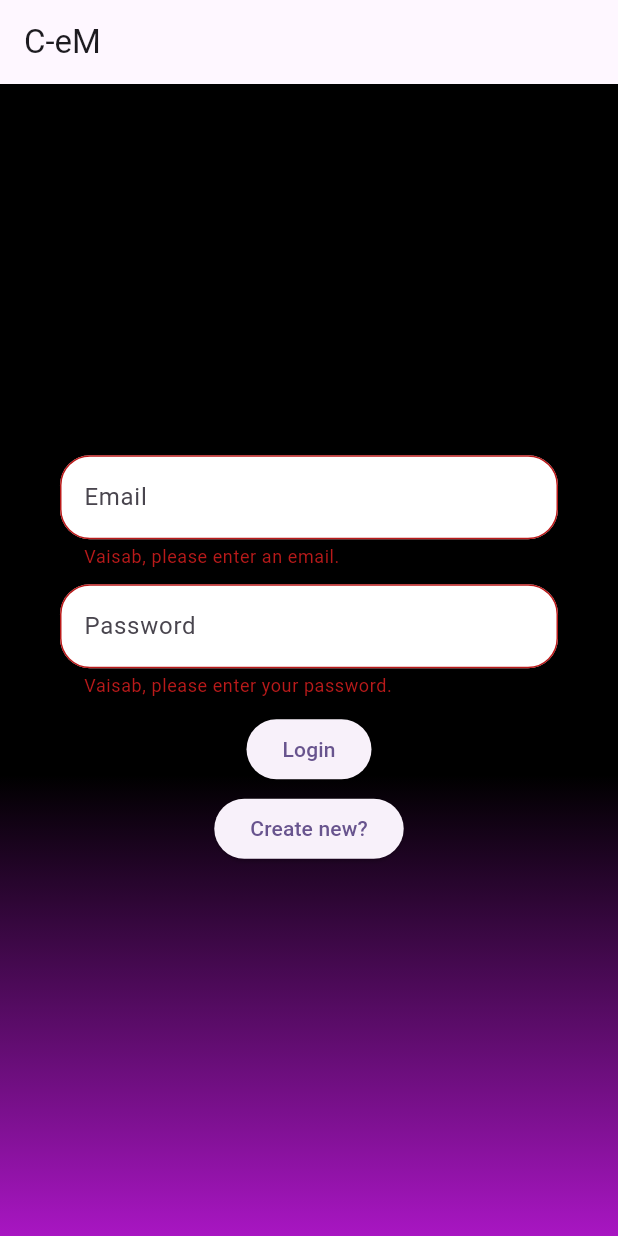
After one commit to nabin379/fyp-project, a Flutter app: the screen it shows after launch, after a tap on "Login", on a phone screen of 412 x 824 dp. The commit adds this screen. Run offline on Flutter 3.47's test engine with Material 3 defaults, Android fonts, the phone set to English and light mode, and no system bars; our stand-ins replace fluttertoast, image_picker; accounts and stored records are empty.

Commit message:
Login Provider , Repository & Http service provider

```diff
--- /dev/null
+++ b/lib/core/constants/api_endpoints.dart
@@ -0,0 +1,11 @@
+/// Class which contains all the endpoints of the Api Network Request
+///
+class ApiEndpoints {
+  static const baseUrl = "http://localhost:8080";
+
+  static const login = "/login";
+
+}
+
+
+/// Use endpoints like this ["${ApiEndpoints.baseUrl}${ApiEndpoints.login}"] for login
--- a/lib/main.dart
+++ b/lib/main.dart
@@ -1,14 +1,33 @@
+import 'package:cem/core/constants/api_endpoints.dart';
+import 'package:cem/core/network/http_service.dart';
+import 'package:cem/screen/app_screen/screen/auth/providers/login_provider.dart';
+import 'package:cem/screen/app_screen/screen/auth/repository/auth_repository.dart';
 import 'package:cem/screen/test_folder/test1.dart';
 import 'package:cem/screen/web_screens/bid_contents.dart';
 import 'package:cem/screen/web_screens/bid_invitation_page.dart';
-import 'package:cem/screen/app_screen/screen/app_walkthrough.dart';
+import 'package:cem/screen/app_screen/screen/auth/pages/login_screen.dart';
 import 'package:cem/screen/web_screens/items_lists.dart';
 import 'package:cem/screen/app_screen/screen/validation_page.dart';
 import 'package:cem/screen/web_screens/web_walkthrough.dart';
 import 'package:flutter/material.dart';
+import 'package:provider/provider.dart';
 
 void main() {
-  runApp(const MyApp());
+  runApp(MultiProvider(
+    providers: [
+      Provider<HttpService>(
+        create: (_) => HttpService(ApiEndpoints.baseUrl),
+        lazy: false,
+      ),
+      ProxyProvider<HttpService, AuthRepository>(
+        update: (_, httpService, __) => AuthRepository(httpService),
+      ),
+      ChangeNotifierProvider<LoginProvider>(
+        create: (context) => LoginProvider(context.read<AuthRepository>()),
+      ),
+    ],
+    child: const MyApp(),
+  ));
 }
 
 class MyApp extends StatelessWidget {
@@ -29,7 +48,7 @@ class MyApp extends StatelessWidget {
 
       //  home: testone(),
 
-      home: AppWalkThrough(),
+      home: const LoginScreen(),
     );
   }
 }
--- /dev/null
+++ b/lib/screen/app_screen/screen/auth/data/login_model.dart
@@ -0,0 +1,25 @@
+class LoginModel {
+  final String username;
+  final String password;
+
+  const LoginModel({
+    required this.username,
+    required this.password,
+  });
+
+  /// Convert JSON response to LoginModel
+  factory LoginModel.fromJson(Map<String, dynamic> json) {
+    return LoginModel(
+      username: json['username'] ?? "",
+      password: json['password'] ?? "",
+    );
+  }
+
+  /// Convert LoginModel to JSON for request or Post
+  Map<String, dynamic> toJson() {
+    return {
+      'username': username,
+      'password': password,
+    };
+  }
+}
--- /dev/null
+++ b/lib/screen/app_screen/screen/auth/pages/login_screen.dart
@@ -0,0 +1,135 @@
+import 'package:cem/screen/app_screen/screen/auth/providers/login_provider.dart';
+import 'package:cem/screen/app_screen/screen/home.dart';
+import 'package:cem/screen/app_screen/screen/validation_page.dart';
+import 'package:cem/screen/mobile/Pages/home/ui/homepage.dart';
+import 'package:flutter/material.dart';
+import 'package:provider/provider.dart';
+
+class LoginScreen extends StatefulWidget {
+  const LoginScreen({super.key});
+
+  @override
+  State<LoginScreen> createState() => _LoginScreenState();
+}
+
+class _LoginScreenState extends State<LoginScreen> {
+  final TextEditingController _emailController = TextEditingController();
+  final TextEditingController _passwordController = TextEditingController();
+  final _formKey = GlobalKey<FormState>();
+
+  void _login(BuildContext context) async {
+    if (_formKey.currentState!.validate()) {
+      final loginProvider = Provider.of<LoginProvider>(context, listen: false);
+      await loginProvider.loginUser(
+        _emailController.text.trim(),
+        _passwordController.text.trim(),
+      );
+
+      if (loginProvider.user != null) {
+        Navigator.pushReplacement(
+          context,
+          MaterialPageRoute(builder: (context) => const HomePage()),
+        );
+      }
+    }
+  }
+
+  @override
+  Widget build(BuildContext context) {
+    final loginProvider = Provider.of<LoginProvider>(context);
+    return Scaffold(
+      appBar: AppBar(title: const Text("C-eM")),
+      body: Container(
+        padding: const EdgeInsets.all(40),
+        decoration: const BoxDecoration(
+          gradient: LinearGradient(
+            begin: Alignment.topCenter,
+            end: Alignment.bottomCenter,
+            stops: [0.6, 1.0],
+            colors: [Colors.black, Color.fromARGB(255, 168, 22, 194)],
+          ),
+        ),
+        child: Form(
+          key: _formKey,
+          child: Column(
+            mainAxisAlignment: MainAxisAlignment.center,
+            children: [
+              TextFormField(
+                obscureText: false,
+                controller: _emailController,
+                validator: (value) {
+                  if (value == null || value.isEmpty) {
+                    return "Vaisab, please enter an email.";
+                  } else if (!RegExp(r'^[\w-\.]+@([\w-]+\.)+[\w-]{2,4}$')
+                      .hasMatch(value)) {
+                    return 'Vaisab, enter a valid email address.';
+                  }
+                  return null;
+                },
+                decoration: InputDecoration(
+                  fillColor: Colors.white,
+                  filled: true,
+                  hintText: "Email",
+                  border: OutlineInputBorder(
+                    borderRadius: BorderRadius.circular(20.0),
+                  ),
+                  enabledBorder: OutlineInputBorder(
+                    borderRadius: BorderRadius.circular(20.0),
+                    borderSide: const BorderSide(
+                      color: Color.fromARGB(255, 95, 42, 199),
+                    ),
+                  ),
+                ),
+              ),
+              const SizedBox(height: 10),
+              TextFormField(
+                obscureText: true,
+                controller: _passwordController,
+                validator: (value) {
+                  if (value == null || value.isEmpty) {
+                    return 'Vaisab, please enter your password.';
+                  } else if (value.length < 6) {
+                    return 'Vaisab, password must be at least 6 characters.';
+                  }
+                  return null;
+                },
+                decoration: InputDecoration(
+                  fillColor: Colors.white,
+                  filled: true,
+                  hintText: "Password",
+                  border: OutlineInputBorder(
+                    borderRadius: BorderRadius.circular(20.0),
+                  ),
+                  enabledBorder: OutlineInputBorder(
+                    borderRadius: BorderRadius.circular(20.0),
+                    borderSide: const BorderSide(
+                      color: Color.fromARGB(255, 95, 42, 199),
+                    ),
+                  ),
+                ),
+              ),
+              const SizedBox(height: 10),
+              loginProvider.isLoading
+                  ? const CircularProgressIndicator()
+                  : ElevatedButton(
+                      onPressed: () => _login(context),
+                      child: const Text("Login"),
+                    ),
+              const SizedBox(height: 5),
+              ElevatedButton(
+                onPressed: () {
+                  Navigator.push(
+                    context,
+                    MaterialPageRoute(
+                        builder: (context) => const ValidatoinPage()),
+                  );
+                },
+                child: const Text("Create new?"),
+              ),
+            ],
+          ),
+        ),
+      ),
+    );
+  }
+}
--- /dev/null
+++ b/lib/screen/app_screen/screen/auth/providers/login_provider.dart
@@ -0,0 +1,36 @@
+import 'package:cem/screen/app_screen/screen/auth/data/login_model.dart';
+import 'package:flutter/material.dart';
+
+import 'package:fluttertoast/fluttertoast.dart';
+
+import '../repository/auth_repository.dart';
+
+class LoginProvider extends ChangeNotifier {
+  final AuthRepository authRepository;
+
+  LoginProvider(this.authRepository);
+
+  LoginModel? _user;
+  bool _isLoading = false;
+
+  /// Getters
+  LoginModel? get user => _user;
+  bool get isLoading => _isLoading;
+
+  /// Login Method
+  Future<void> loginUser(String username, String password) async {
+    _isLoading = true;
+    notifyListeners();
+
+    _user = await authRepository.login(username, password);
+
+    if (_user == null) {
+      Fluttertoast.showToast(
+          msg: 'Invalid username or password.',
+          toastLength: Toast.LENGTH_SHORT);
+    }
+
+    _isLoading = false;
+    notifyListeners();
+  }
+}
--- /dev/null
+++ b/lib/screen/app_screen/screen/auth/repository/auth_repository.dart
@@ -0,0 +1,42 @@
+import 'package:cem/core/constants/api_endpoints.dart';
+import 'package:cem/core/network/http_service.dart';
+import 'package:cem/screen/app_screen/screen/auth/data/login_model.dart';
+import 'package:flutter/material.dart';
+
+class AuthRepository {
+  final HttpService httpService;
+
+  AuthRepository(this.httpService);
+
+  /// Login Method
+  Future<LoginModel?> login(String username, String password) async {
+    try {
+      final response = await httpService.postRequest(
+        ApiEndpoints.login,
+        LoginModel(username: username, password: password).toJson(),
+      );
+
+      return LoginModel.fromJson(response);
+    } catch (e) {
+      debugPrint('Login failed: $e');
+      return null; // Return null in case of error
+    }
+  }
+
+  /// Register method
+  ///
+  // Future<LoginModel?> register(String username, String password,dfsdf) async {
+  //   try {
+  //     final response = await httpService.postRequest(
+  //       ApiEndpoints.register,
+  //       LoginModel(username: username, password: password).toJson(),
+  //     );
+
+  //     return LoginModel.fromJson(response);
+  //   } catch (e) {
+  //     debugPrint('Login failed: $e');
+  //     return null; // Return null in case of error
+  //   }
+  // }
+
+}
--- a/lib/screen/app_screen/screen/home.dart
+++ b/lib/screen/app_screen/screen/home.dart
@@ -1,8 +1,9 @@
 import 'package:cem/widgets/base_scaffold.dart';
 import 'package:flutter/material.dart';
 
+class HomePage extends StatelessWidget {
+  const HomePage({super.key});
 
-class HomePage extends StatelessWidget {
   @override
   Widget build(BuildContext context) {
     return BaseScaffold(
--- a/pubspec.yaml
+++ b/pubspec.yaml
@@ -37,6 +37,8 @@ dependencies:
   cupertino_icons: ^1.0.8
   provider: ^6.1.2
   image_picker: ^1.1.2
+  http: ^1.3.0
+  fluttertoast: ^8.2.12
 
 dev_dependencies:
   flutter_test:
```
Also changed, not shown: lib/core/network/http_service.dart (added, +73 -0 lines), lib/screen/app_screen/screen/app_walkthrough.dart (deleted, +0 -151 lines), lib/widgets/custom_elivated_button.dart (+11 -17 lines), lib/core/constants/app_colors.dart (renamed from lib/widgets/colors.dart), pubspec.lock, 2 other files.
